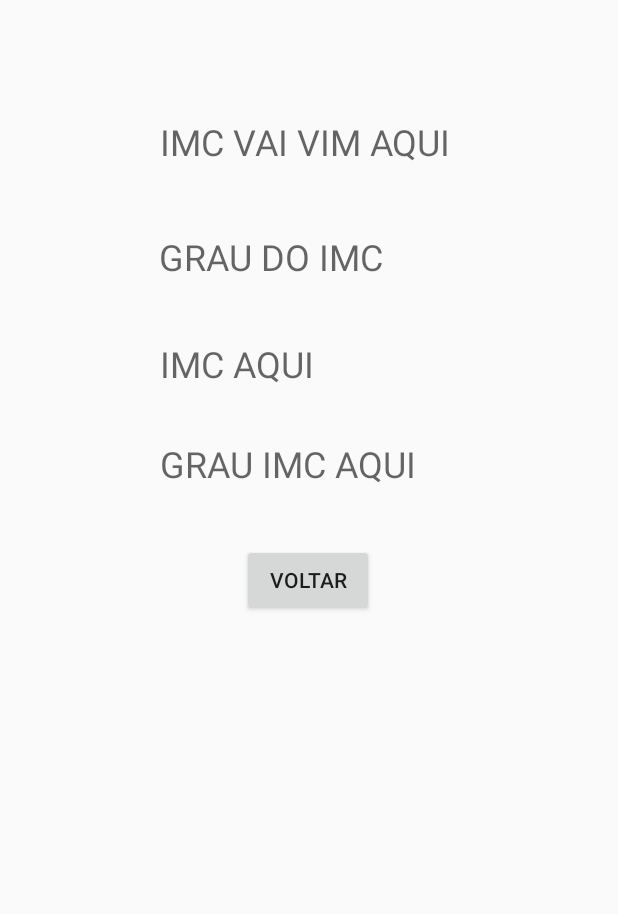
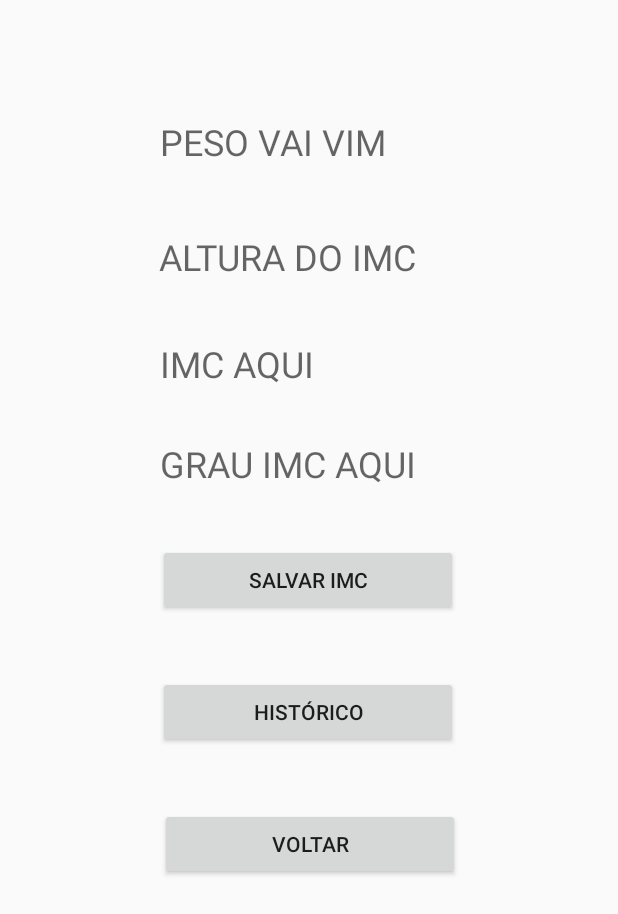
Before and after one commit to leoramos182/calculadora-imc-kotlin, an Android app: the layout activity_resultado.xml on its own in the app's theme, with its tools: preview values and no code run, on a phone screen of 412 x 824 dp. Shown: the top 914 px of the screen. Run offline under Robolectric (Android 15) with nearby library versions, the phone set to English and light mode, and no system bars.

```diff
--- a/app/build.gradle
+++ b/app/build.gradle
@@ -38,9 +38,9 @@ dependencies {
     implementation 'androidx.core:core-ktx:1.3.2'
     implementation 'androidx.appcompat:appcompat:1.2.0'
     implementation 'androidx.constraintlayout:constraintlayout:2.0.4'
+    implementation 'androidx.recyclerview:recyclerview:1.2.0'
     testImplementation 'junit:junit:4.12'
     androidTestImplementation 'androidx.test.ext:junit:1.1.2'
     androidTestImplementation 'androidx.test.espresso:espresso-core:3.3.0'
     implementation "androidx.transition:transition-ktx:1.4.0"
-
 }
--- a/app/src/main/AndroidManifest.xml
+++ b/app/src/main/AndroidManifest.xml
@@ -4,15 +4,18 @@
 
     <application
         android:allowBackup="true"
+        android:name=".application.imcApplication"
         android:icon="@mipmap/ic_launcher"
         android:label="@string/app_name"
         android:roundIcon="@mipmap/ic_launcher_round"
         android:supportsRtl="true"
         android:theme="@style/AppTheme">
-        <activity android:name=".ResultadoActivity"></activity>
+        <activity android:name=".HistoricoActivity"></activity>
+        <activity android:name=".ResultadoActivity" />
         <activity android:name=".MainActivity">
             <intent-filter>
                 <action android:name="android.intent.action.MAIN" />
+
                 <category android:name="android.intent.category.LAUNCHER" />
             </intent-filter>
         </activity>
--- a/app/src/main/res/layout/activity_main.xml
+++ b/app/src/main/res/layout/activity_main.xml
@@ -37,7 +37,7 @@
     <Button
         android:id="@+id/calcular_button"
         android:text="@string/button_calcular"
-        android:layout_width="wrap_content"
+        android:layout_width="200dp"
         android:layout_height="wrap_content"
         app:layout_constraintBottom_toBottomOf="parent"
         app:layout_constraintHorizontal_bias="0.498"
--- a/app/src/main/res/layout/activity_resultado.xml
+++ b/app/src/main/res/layout/activity_resultado.xml
@@ -10,7 +10,7 @@
         android:id="@+id/text_view_peso"
         android:layout_width="200dp"
         android:layout_height="30dp"
-        android:hint="IMC VAI VIM AQUI"
+        android:hint="PESO VAI VIM AQUI"
         android:textSize="24sp"
         app:layout_constraintBottom_toBottomOf="parent"
         app:layout_constraintEnd_toEndOf="parent"
@@ -23,7 +23,7 @@
         android:id="@+id/text_view_altura"
         android:layout_width="200dp"
         android:layout_height="30dp"
-        android:hint="GRAU DO IMC VEM AQUI"
+        android:hint="ALTURA DO IMC VEM AQUI"
         android:textSize="24sp"
         app:layout_constraintBottom_toBottomOf="parent"
         app:layout_constraintEnd_toEndOf="parent"
@@ -57,16 +57,37 @@
         app:layout_constraintStart_toStartOf="parent"
         app:layout_constraintTop_toBottomOf="@id/text_view_imc"
         app:layout_constraintVertical_bias="0.068" />
-
     <Button
-        android:id="@+id/voltar_button"
-        android:layout_width="wrap_content"
+        android:id="@+id/salvar_button"
+        android:layout_width="200dp"
         android:layout_height="wrap_content"
         android:layout_marginTop="40dp"
-        android:text="@string/button_voltar"
+        android:text="@string/salvar_imc"
         app:layout_constraintEnd_toEndOf="parent"
         app:layout_constraintHorizontal_bias="0.498"
         app:layout_constraintStart_toStartOf="parent"
         app:layout_constraintTop_toBottomOf="@+id/text_view_grau_imc" />
 
+    <Button
+        android:id="@+id/historico_button"
+        android:layout_width="200dp"
+        android:layout_height="wrap_content"
+        android:layout_marginTop="40dp"
+        android:text="@string/historico_imc"
+        app:layout_constraintEnd_toEndOf="parent"
+        app:layout_constraintHorizontal_bias="0.497"
+        app:layout_constraintStart_toStartOf="parent"
+        app:layout_constraintTop_toBottomOf="@+id/salvar_button" />
+
+    <Button
+        android:id="@+id/voltar_button"
+        android:layout_width="200dp"
+        android:layout_height="wrap_content"
+        android:layout_marginTop="40dp"
+        android:text="@string/button_voltar"
+        app:layout_constraintEnd_toEndOf="parent"
+        app:layout_constraintHorizontal_bias="0.502"
+        app:layout_constraintStart_toStartOf="parent"
+        app:layout_constraintTop_toBottomOf="@+id/historico_button" />
+
 </androidx.constraintlayout.widget.ConstraintLayout>
--- a/app/src/main/res/values/strings.xml
+++ b/app/src/main/res/values/strings.xml
@@ -4,4 +4,9 @@
     <string name="edit_text_altura">Altura em metros</string>
     <string name="button_calcular">Calcular IMC</string>
     <string name="button_voltar">VOLTAR</string>
+    <string name="salvar_imc">SALVAR IMC</string>
+    <string name="button_historico">HISTÓRICO</string>
+    <string name="teste">Isto é um teste!</string>
+    <string name="historico">HISTÓRICO PESSOAL</string>
+    <string name="historico_imc">HISTÓRICO</string>
 </resources>
```
Also changed, not shown: app/src/main/java/com/example/calculadoraimcveiga/HistoricoActivity.kt (added, +25 -0 lines), app/src/main/java/com/example/calculadoraimcveiga/MainActivity.kt (+7 -1 lines), app/src/main/java/com/example/calculadoraimcveiga/ResultadoActivity.kt (+17 -0 lines), app/src/main/java/com/example/calculadoraimcveiga/application/imcApplication.kt (added, +16 -0 lines), app/src/main/java/com/example/calculadoraimcveiga/helper/HelperDB.kt (added, +51 -0 lines), app/src/main/res/layout/activity_historico.xml (added, +44 -0 lines).
